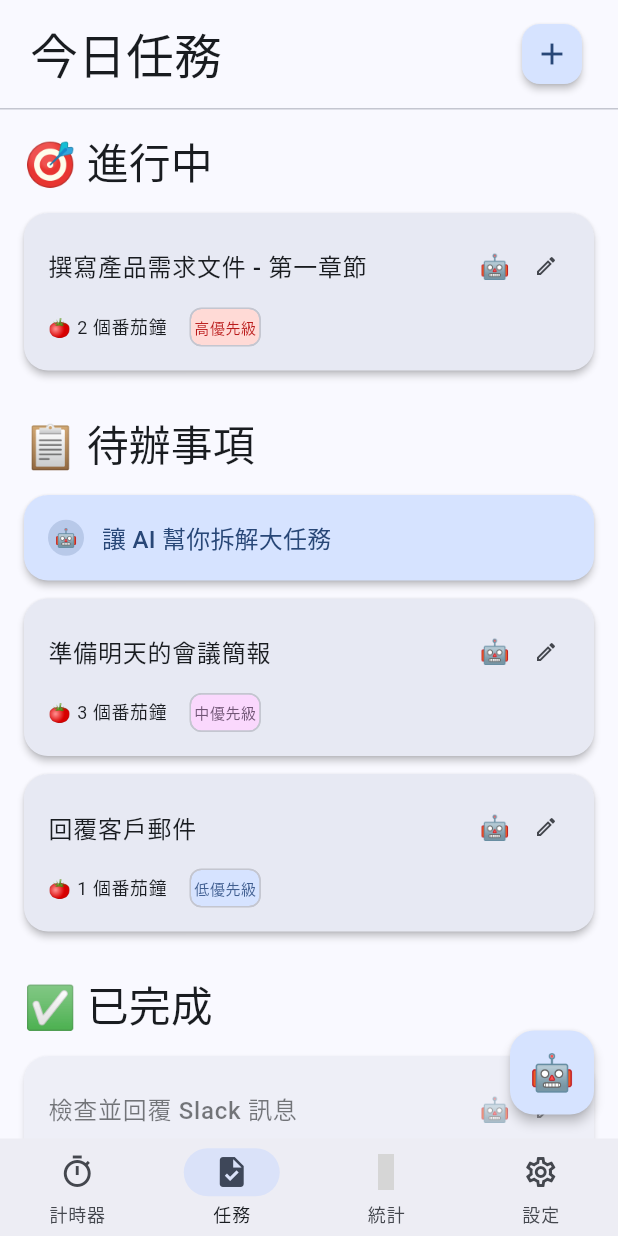
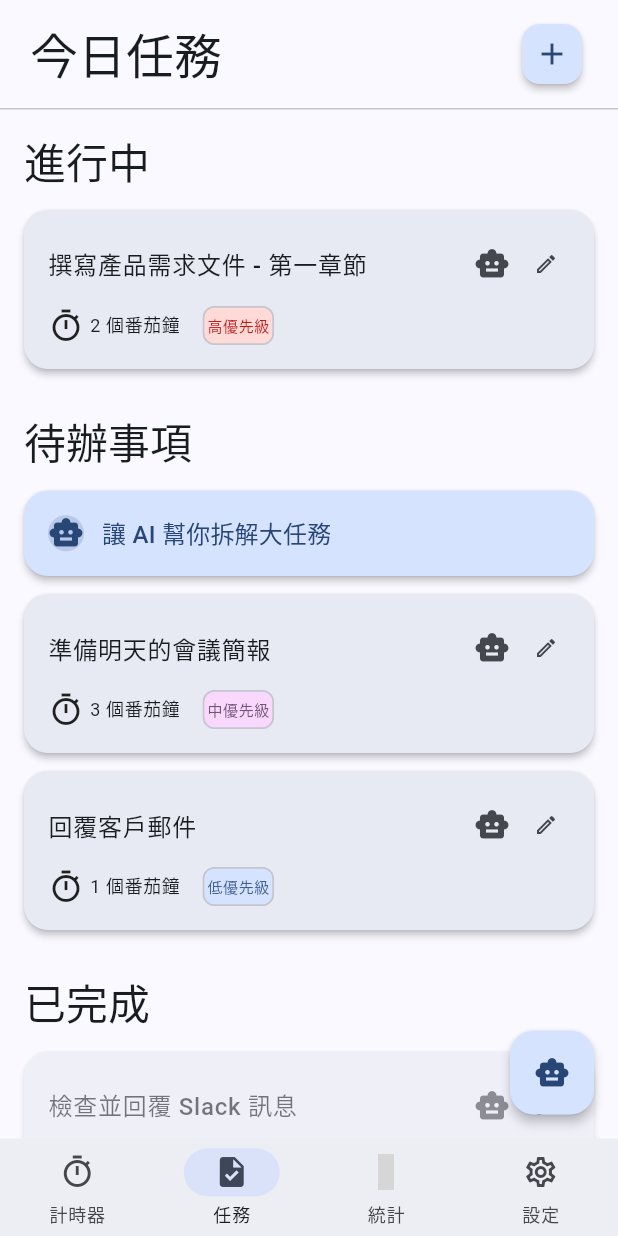
Before and after one commit to TreantProtectorGo/focus, a Flutter app: the TasksScreen screen opened by its route, on a phone screen of 412 x 824 dp. Run offline on Flutter 3.47's test engine with Material 3 defaults, Android fonts, the phone set to English and light mode, and no system bars; drawn by our look-alikes of dynamic_color; our stand-ins replace flutter_riverpod, go_router, material_symbols_icons, shared_preferences; accounts and stored records are empty; grey boxes are pictures that could not be loaded.

Commit message:
task fix

```diff
--- a/lib/screens/tasks_screen.dart
+++ b/lib/screens/tasks_screen.dart
@@ -8,7 +8,7 @@ class TasksScreen extends StatelessWidget {
     final theme = Theme.of(context);
 
     return Scaffold(
-      backgroundColor: theme.colorScheme.background,
+      backgroundColor: theme.colorScheme.surface,
       body: SafeArea(
         child: Column(
           children: [
@@ -43,7 +43,7 @@ class TasksScreen extends StatelessWidget {
                   crossAxisAlignment: CrossAxisAlignment.stretch,
                   children: [
                     // 进行中任务
-                    _buildSectionHeader('🎯 進行中', theme),
+                    _buildSectionHeader('進行中', theme),
                     const SizedBox(height: 15),
 
                     _buildTaskCard(
@@ -56,7 +56,7 @@ class TasksScreen extends StatelessWidget {
                     const SizedBox(height: 30),
 
                     // 待办事项
-                    _buildSectionHeader('📋 待辦事項', theme),
+                    _buildSectionHeader('待辦事項', theme),
                     const SizedBox(height: 15),
 
                     // AI 拆解卡片
@@ -83,7 +83,7 @@ class TasksScreen extends StatelessWidget {
                     const SizedBox(height: 30),
 
                     // 已完成
-                    _buildSectionHeader('✅ 已完成', theme),
+                    _buildSectionHeader('已完成', theme),
                     const SizedBox(height: 15),
 
                     Opacity(
@@ -116,10 +116,7 @@ class TasksScreen extends StatelessWidget {
         shape: RoundedRectangleBorder(
           borderRadius: BorderRadius.circular(16),
         ),
-        child: const Text(
-          '🤖',
-          style: TextStyle(fontSize: 24),
-        ),
+        child: const Icon(Icons.smart_toy),
       ),
     );
   }
@@ -166,7 +163,7 @@ class TasksScreen extends StatelessWidget {
       case 'completed':
         priorityColor = theme.colorScheme.secondary;
         priorityBackgroundColor = theme.colorScheme.secondaryContainer;
-        priorityText = '✅ 已完成';
+        priorityText = '已完成';
         break;
       default:
         priorityColor = theme.colorScheme.onSurfaceVariant;
@@ -202,7 +199,7 @@ class TasksScreen extends StatelessWidget {
                       onPressed: () {
                         // TODO: AI 拆解
                       },
-                      icon: const Text('🤖', style: TextStyle(fontSize: 16)),
+                      icon: const Icon(Icons.smart_toy),
                       style: IconButton.styleFrom(
                         minimumSize: const Size(32, 32),
                         tapTargetSize: MaterialTapTargetSize.shrinkWrap,
@@ -231,7 +228,7 @@ class TasksScreen extends StatelessWidget {
               children: [
                 Row(
                   children: [
-                    const Text('🍅', style: TextStyle(fontSize: 12)),
+                    const Icon(Icons.timer_outlined),
                     const SizedBox(width: 4),
                     Text(
                       '$pomodoroCount 個番茄鐘',
@@ -283,10 +280,7 @@ class TasksScreen extends StatelessWidget {
               CircleAvatar(
                 radius: 12,
                 backgroundColor: theme.colorScheme.primary.withOpacity(0.2),
-                child: const Text(
-                  '🤖',
-                  style: TextStyle(fontSize: 12),
-                ),
+                child: const Icon(Icons.smart_toy),
               ),
               const SizedBox(width: 12),
               Expanded(
```
